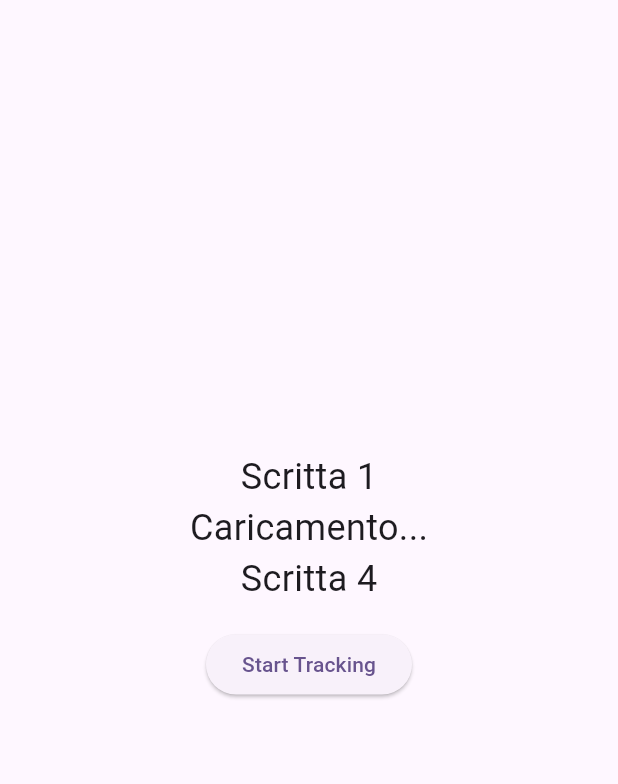
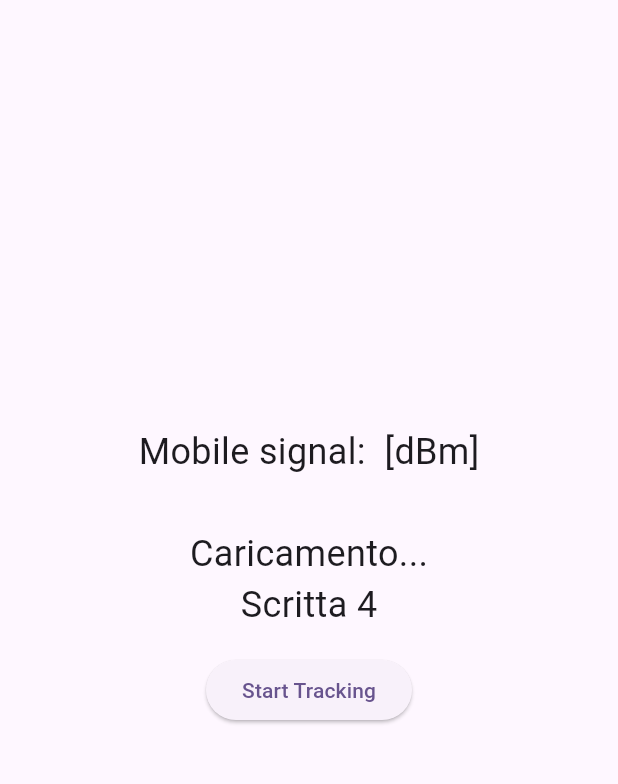
Before and after one commit to Zack9961/signaltracker, a Flutter app: the screen it shows after launch, on a phone screen of 412 x 824 dp, the part 84-868 px from its top. Run offline on Flutter 3.47's test engine with Material 3 defaults, Android fonts, the light colour scheme and no system bars; our stand-ins replace flutter_riverpod, geolocator; missing offline and left inert: flutter_internet_signal.

Commit message:
stream gps e segnale mobile funzionante

```diff
--- a/lib/main.dart
+++ b/lib/main.dart
@@ -1,6 +1,10 @@
+import 'dart:async';
+import 'package:flutter/foundation.dart';
 import 'package:flutter/material.dart';
 import 'package:flutter_riverpod/flutter_riverpod.dart';
 import 'package:geolocator/geolocator.dart';
+import 'package:flutter_internet_signal/flutter_internet_signal.dart';
+import 'package:flutter/services.dart';
 
 final addressStringProvider = Provider(
   (ref) => "http://192.168.1.72:8000/ciao.json",
@@ -9,6 +13,55 @@
 final coordinatesProvider = StreamProvider((ref) {
   return _determinePositionStream();
 });
+
+// final mobileStreamProvider = StreamProvider((ref) {
+//   return _mobileSignalStream();
+// });
+
+// final _internetSignal = Provider((ref) {
+//   return FlutterInternetSignal();
+// });
+
+// final mobileSignalProvider = FutureProvider((ref) async {
+//   // final internetSignal = FlutterInternetSignal();
+//   // return await internetSignal.getMobileSignalStrength();
+
+//   try {
+//     final internetSignal = FlutterInternetSignal();
+//     return await internetSignal.getMobileSignalStrength();
+//   } on PlatformException {
+//     if (kDebugMode) print('Error get mobile signal.');
+//   }
+// });
+
+final mobileSignalProvider = StreamProvider((ref) async* {
+  final internetSignal = FlutterInternetSignal();
+  while (true) {
+    try {
+      final mobileSignalStrength = await internetSignal
+          .getMobileSignalStrength();
+      yield mobileSignalStrength;
+    } on PlatformException {
+      if (kDebugMode) print('Error get mobile signal.');
+    }
+    await Future.delayed(const Duration(seconds: 2));
+  }
+});
+
+//final _internetSignal = FlutterInternetSignal();
+
+// Stream<FlutterInternetSignal> _mobileSignalStream() async* {
+//   final internetSignal = FlutterInternetSignal();
+//   Timer? _pollingTimer;
+
+//   _pollingTimer = Timer.periodic(const Duration(seconds: 1), (_) async* {
+//     try {
+//       yield await internetSignal.getMobileSignalStrength();
+//     } catch (e) {
+//       if (kDebugMode) print('Error open signal: $e');
+//     }
+//   });
+// }
 
 Stream<Position> _determinePositionStream() async* {
   bool serviceEnabled;
@@ -79,6 +132,7 @@
   @override
   Widget build(BuildContext context, WidgetRef ref) {
     final coordinates = ref.watch(coordinatesProvider);
+    final mobileSignal = ref.watch(mobileSignalProvider);
     return Scaffold(
       appBar: AppBar(
         backgroundColor: Theme.of(context).colorScheme.inversePrimary,
@@ -88,13 +142,37 @@
         child: Column(
           mainAxisAlignment: MainAxisAlignment.center,
           children: [
-            const Text("Scritta 1", style: TextStyle(fontSize: 24)),
+            mobileSignal.when(
+              data: (mobileSignal) {
+                return Column(
+                  children: [
+                    Text(
+                      'Mobile signal: $mobileSignal [dBm]\n',
+                      style: const TextStyle(fontSize: 24),
+                    ),
+                  ],
+                );
+              },
+              error: (error, _) {
+                return Text(
+                  "Errore: $error",
+                  style: const TextStyle(fontSize: 24),
+                );
+              },
+              loading: () {
+                return const Text(
+                  "Caricamento...",
+                  style: TextStyle(fontSize: 24),
+                );
+              },
+            ),
             coordinates.when(
               data: (position) {
                 return Column(
                   children: [
                     Text(
                       "Latitude: ${position.latitude}",
+                      //'Mobile signal: $mobileSignal [dBm]\n',
                       style: const TextStyle(fontSize: 24),
                     ),
                     Text(
--- a/lib/prova.dart
+++ b/lib/prova.dart
@@ -0,0 +1,112 @@
+import 'package:flutter/foundation.dart';
+import 'package:flutter/material.dart';
+import 'dart:async';
+
+import 'package:flutter/services.dart';
+import 'package:flutter_internet_signal/flutter_internet_signal.dart';
+import 'package:flutter_internet_signal/signal_info/wifi_signal_info.dart';
+
+void main() {
+  runApp(const MyApp());
+}
+
+class MyApp extends StatefulWidget {
+  const MyApp({super.key});
+
+  @override
+  State<MyApp> createState() => _MyAppState();
+}
+
+class _MyAppState extends State<MyApp> {
+  int? _mobileSignal;
+
+  Timer? _pollingTimer;
+  StreamController<WifiSignalInfo?>? _wifiSignalController;
+  Stream<WifiSignalInfo?> get wifiSignalStream => _wifiSignalController!.stream;
+
+  final _internetSignal = FlutterInternetSignal();
+
+  @override
+  void initState() {
+    super.initState();
+    _wifiSignalController = StreamController<WifiSignalInfo?>.broadcast();
+    _startSignalStream();
+  }
+
+  void _startSignalStream() {
+    _pollingTimer = Timer.periodic(const Duration(seconds: 2), (_) async {
+      try {
+        final wifi = await _internetSignal.getWifiSignalInfo();
+        _wifiSignalController?.add(wifi);
+      } catch (e) {
+        if (kDebugMode) print('Error open signal: $e');
+      }
+    });
+  }
+
+  Future<void> _getMobileSignal() async {
+    try {
+      final mobile = await _internetSignal.getMobileSignalStrength();
+      setState(() {
+        _mobileSignal = mobile;
+      });
+    } on PlatformException {
+      if (kDebugMode) print('Error get mobile signal.');
+    }
+  }
+
+  @override
+  void dispose() {
+    _pollingTimer?.cancel();
+    _wifiSignalController?.close();
+    super.dispose();
+  }
+
+  @override
+  Widget build(BuildContext context) {
+    return MaterialApp(
+      home: Scaffold(
+        appBar: AppBar(title: const Text('Internet Signal Example')),
+        body: Center(
+          child: Column(
+            mainAxisAlignment: MainAxisAlignment.center,
+            children: [
+              Text('Mobile signal: ${_mobileSignal ?? '--'} [dBm]\n'),
+              SizedBox(height: 24),
+              ElevatedButton(
+                onPressed: _getMobileSignal,
+                child: const Text('Get mobile signal'),
+              ),
+              Padding(
+                padding: const EdgeInsets.all(24),
+                child: Divider(color: Colors.deepPurple),
+              ),
+              StreamBuilder<WifiSignalInfo?>(
+                stream: wifiSignalStream,
+                builder: (context, snapshot) {
+                  if (!snapshot.hasData)
+                    return const CircularProgressIndicator();
+                  final signal = snapshot.data;
+                  return Column(
+                    mainAxisAlignment: MainAxisAlignment.center,
+                    children: [
+                      Text('STREAM - 2 seconds\n'),
+                      Text('Wifi signal: ${signal?.dbm ?? '--'} [dBm]\n'),
+                      Text('Wifi speed: ${signal?.mbps ?? '--'} [Mbps]\n'),
+                      Text(
+                        'Wifi frequency: ${signal?.frequency ?? '--'} [Mhz]\n',
+                      ),
+                      Text('Wifi ssid: ${signal?.ssid ?? '--'}\n'),
+                      Text('Wifi bssid: ${signal?.bssid ?? '--'}\n'),
+                      Text('Wifi IP: ${signal?.ipAddress ?? '--'}\n'),
+                    ],
+                  );
+                },
+              ),
+            ],
+          ),
+        ),
+      ),
+    );
+  }
+}
```
